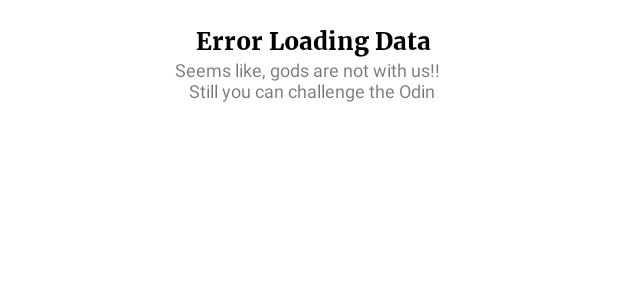
After one commit to chandreshgroww/moviesapp, an Android app: the layout network_loader.xml on its own in the app's theme, with its tools: preview values and no code run, on a phone screen of 412 x 824 dp. The commit adds this screen. Shown: the top 300 px of the screen. Run offline under Robolectric (Android 15) with nearby library versions, the phone set to English and light mode, and no system bars.

Commit message:
Added offline support

```diff
--- a/app/build.gradle
+++ b/app/build.gradle
@@ -84,4 +84,7 @@ dependencies {
     implementation "androidx.room:room-ktx:$room_version"
     kapt "androidx.room:room-compiler:$room_version"
 
+    // Gson
+    implementation 'com.google.code.gson:gson:2.9.0'
+
 }
--- a/app/src/main/AndroidManifest.xml
+++ b/app/src/main/AndroidManifest.xml
@@ -6,6 +6,7 @@
     <uses-permission android:name="android.permission.INTERNET"/>
 
     <application
+        android:name=".MainApplication"
         android:allowBackup="true"
         android:dataExtractionRules="@xml/data_extraction_rules"
         android:fullBackupContent="@xml/backup_rules"
--- /dev/null
+++ b/app/src/main/res/layout/network_loader.xml
@@ -0,0 +1,95 @@
+<?xml version="1.0" encoding="utf-8"?>
+<layout xmlns:android="http://schemas.android.com/apk/res/android"
+    xmlns:app="http://schemas.android.com/apk/res-auto"
+    xmlns:tools="http://schemas.android.com/tools">
+
+    <data>
+
+        <import type="android.view.View" />
+
+        <import type="com.example.moviesapp.util.NetworkResult" />
+
+<!--        <variable-->
+<!--            name="clickListener"-->
+<!--            type="com.solvabit.sahara.ErrorClickListener" />-->
+
+        <variable
+            name="status"
+            type="com.example.moviesapp.util.NetworkResult" />
+    </data>
+
+    <androidx.constraintlayout.widget.ConstraintLayout
+        android:layout_width="match_parent"
+        android:layout_height="match_parent">
+
+        <androidx.constraintlayout.widget.ConstraintLayout
+            android:layout_width="match_parent"
+            android:layout_height="wrap_content"
+            app:layout_constraintEnd_toEndOf="parent"
+            app:layout_constraintStart_toStartOf="parent"
+            app:layout_constraintTop_toTopOf="parent"
+            tools:visibility="gone">
+
+            <ProgressBar
+                android:id="@+id/animationView"
+                app:layout_constraintEnd_toEndOf="parent"
+                app:layout_constraintStart_toStartOf="parent"
+                app:layout_constraintTop_toTopOf="parent"
+                app:tint="@color/white"
+                android:layout_width="100dp"
+                android:layout_height="100dp"/>
+
+
+        </androidx.constraintlayout.widget.ConstraintLayout>
+
+        <androidx.constraintlayout.widget.ConstraintLayout
+            android:layout_width="match_parent"
+            android:layout_height="match_parent"
+            app:layout_constraintEnd_toEndOf="parent"
+            app:layout_constraintStart_toStartOf="parent"
+            app:layout_constraintTop_toTopOf="parent">
+
+            <TextView
+                android:id="@+id/error_animation"
+                android:layout_width="wrap_content"
+                android:layout_height="wrap_content"
+                android:textAlignment="center"
+                style="@style/bg_heading.margins"
+                android:text="Error Loading Data"
+                app:layout_constraintEnd_toEndOf="parent"
+                app:layout_constraintStart_toStartOf="parent"
+                app:layout_constraintTop_toTopOf="parent" />
+
+            <TextView
+                android:id="@+id/textView6"
+                android:layout_width="wrap_content"
+                android:layout_height="wrap_content"
+                android:text="Seems like, gods are not with us!! \n Still you can challenge the Odin"
+                android:textAlignment="center"
+                android:textSize="12sp"
+                app:layout_constraintEnd_toEndOf="parent"
+                app:layout_constraintStart_toStartOf="parent"
+                app:layout_constraintTop_toBottomOf="@+id/error_animation" />
+
+<!--            <androidx.appcompat.widget.AppCompatButton-->
+<!--                android:layout_width="wrap_content"-->
+<!--                android:layout_height="wrap_content"-->
+<!--                android:layout_marginTop="16dp"-->
+<!--                android:background="@drawable/button_bg"-->
+<!--                android:onClick="@{() -> clickListener.onClick()}"-->
+<!--                android:paddingLeft="16dp"-->
+<!--                android:paddingRight="16dp"-->
+<!--                android:text="Read Favourite Articles"-->
+<!--                android:textAllCaps="false"-->
+<!--                android:textColor="@color/white"-->
+<!--                android:textSize="12sp"-->
+<!--                android:visibility="@{showFavBtn == Boolean.FALSE ? View.GONE : View.VISIBLE}"-->
+<!--                app:layout_constraintEnd_toEndOf="parent"-->
+<!--                app:layout_constraintStart_toStartOf="parent"-->
+<!--                app:layout_constraintTop_toBottomOf="@+id/textView6" />-->
+<!--            -->
+        </androidx.constraintlayout.widget.ConstraintLayout>
+
+
+    </androidx.constraintlayout.widget.ConstraintLayout>
+</layout>
```
Also changed, not shown: app/src/main/java/com/example/moviesapp/MainApplication.kt (added, +26 -0 lines), app/src/main/java/com/example/moviesapp/adapter/BindingAdapters.kt (+30 -0 lines), app/src/main/java/com/example/moviesapp/database/Convertors.kt (added, +19 -0 lines), app/src/main/java/com/example/moviesapp/database/DatabaseDao.kt (added, +20 -0 lines), app/src/main/java/com/example/moviesapp/database/LocalDatabase.kt (added, +36 -0 lines), app/src/main/java/com/example/moviesapp/models/Movie.kt (+7 -1 lines), app/src/main/java/com/example/moviesapp/network/ApiService.kt (+2 -5 lines), app/src/main/java/com/example/moviesapp/repository/MovieRepository.kt (+19 -23 lines), app/src/main/java/com/example/moviesapp/ui/home/HomeFragment.kt (+12 -5 lines), app/src/main/java/com/example/moviesapp/ui/home/HomeViewModel.kt (+20 -19 lines), app/src/main/java/com/example/moviesapp/util/HelperClasses.kt (added, +21 -0 lines), app/src/main/res/layout/fragment_home.xml (+44 -6 lines).
